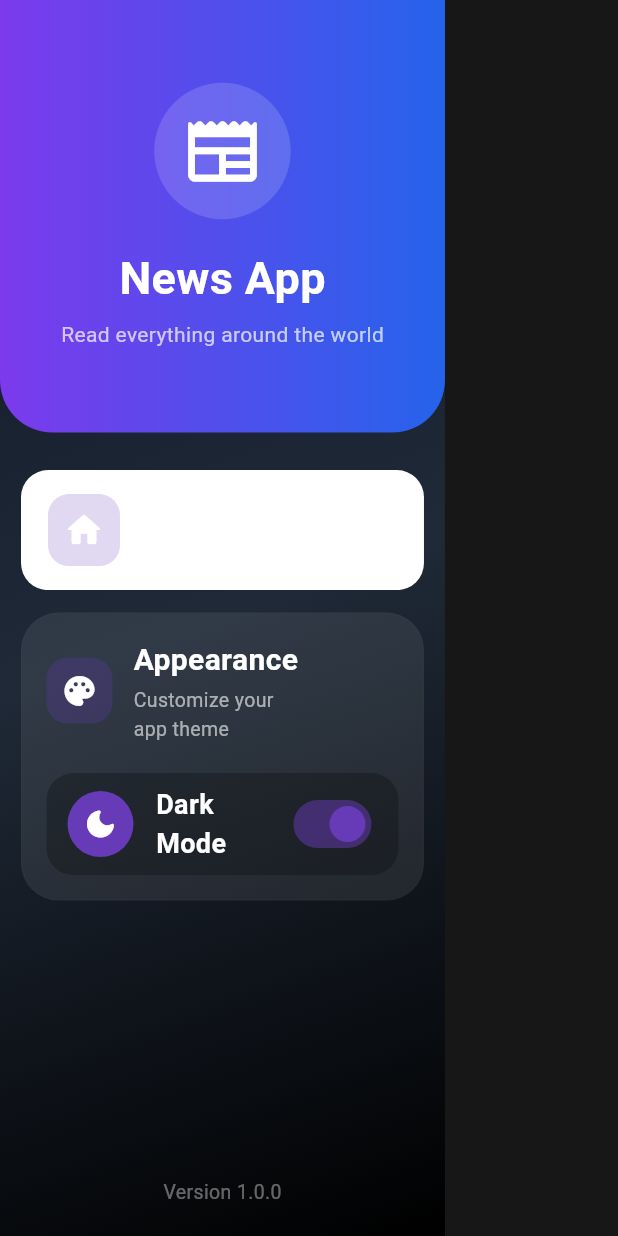
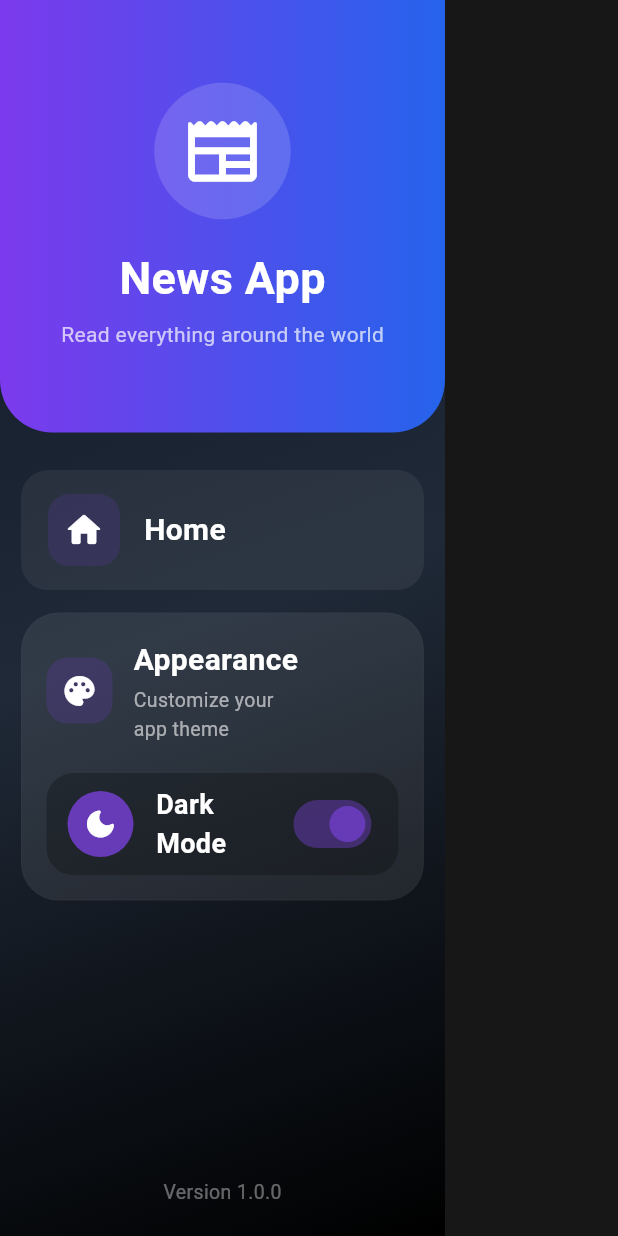
Before and after one commit to Youssef-Mamdouh-ali/news_app_mvvm, a Flutter app: the CustomDrawer widget shown alone on an empty page, opened directly, on a phone screen of 412 x 824 dp. Run offline on Flutter 3.47's test engine with Material 3 defaults, Android fonts, the phone set to English and light mode, and no system bars; our stand-ins replace cached_network_image, dio, flutter_bounceable, google_fonts, pretty_dio_logger.

```diff
--- a/lib/views/widgets/custom_drawer.dart
+++ b/lib/views/widgets/custom_drawer.dart
@@ -221,7 +221,7 @@ class _CustomDrawerState extends State<CustomDrawer> {
                 const EdgeInsets.symmetric(horizontal: 18, vertical: 16),
             decoration: BoxDecoration(
               borderRadius: BorderRadius.circular(18),
-              color: Colors.white..withValues(alpha: 0.06),
+              color: Colors.white.withValues(alpha: 0.06),
             ),
             child: Row(
               children: [
```
Also changed, not shown: 6 other files.
